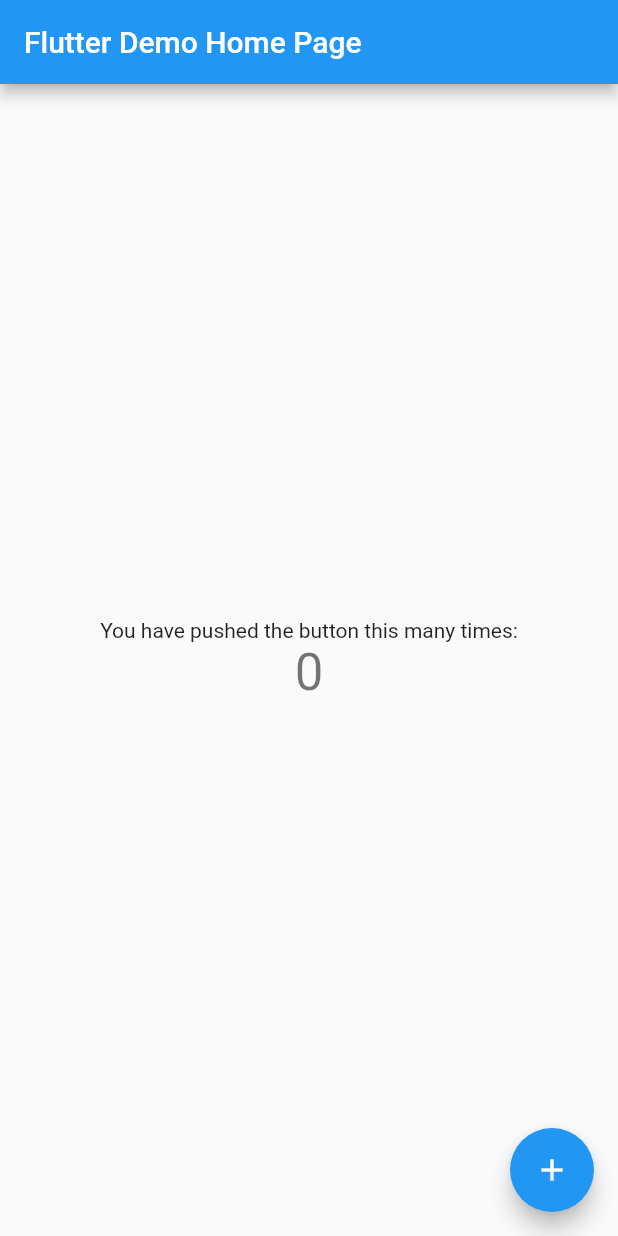
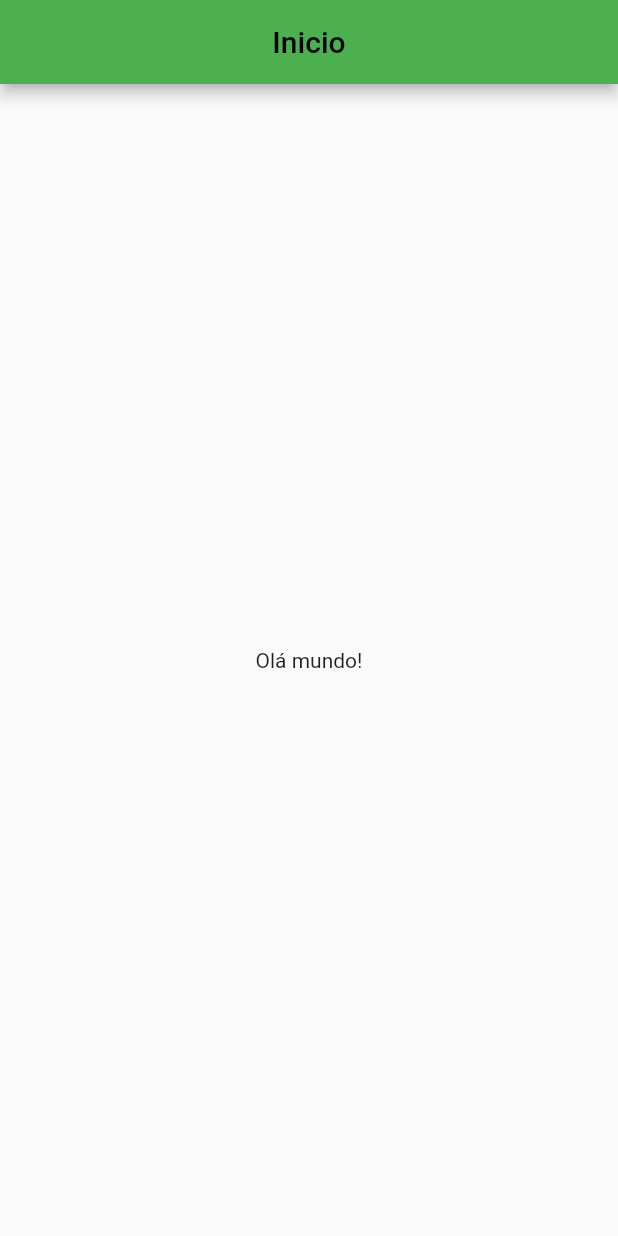
Before and after one commit to davs22/Agrohub_frontend, a Flutter app: the screen it shows after launch, on a phone screen of 412 x 824 dp. Run offline on Flutter 3.47's test engine with Material 2 defaults, Android fonts, the phone set to English and light mode, and no system bars.

Commit message:
feat: create component path

```diff
--- /dev/null
+++ b/agrohub_app/lib/components/app_bar_component.dart
@@ -0,0 +1,46 @@
+import 'package:flutter/material.dart';
+
+class AppbarComponent extends StatelessWidget implements PreferredSizeWidget {
+  final String title;
+  final bool? centerTitle;
+  final List<Widget>? actions;
+  final bool? automaticallyImplyLeading;
+  final PreferredSizeWidget? tabBar;
+
+  const AppbarComponent(
+      {super.key,
+      required this.title,
+      this.centerTitle,
+      this.actions,
+      this.automaticallyImplyLeading,
+      this.tabBar});
+
+  @override
+  Widget build(BuildContext context) {
+    return AppBar(
+      backgroundColor: Colors.green,
+      centerTitle: centerTitle ?? true,
+      automaticallyImplyLeading: automaticallyImplyLeading ?? true,
+      iconTheme: const IconThemeData(
+        color: Colors.black,
+      ),
+      title: Text(
+        title,
+        style: const TextStyle(
+          color: Colors.black,
+        ),
+      ),
+      actions: actions ?? [],
+      bottom: tabBar,
+    );
+  }
+
+  @override
+  Size get preferredSize {
+    double height = kToolbarHeight;
+    if (tabBar != null) {
+      height += tabBar!.preferredSize.height;
+    }
+    return Size.fromHeight(height);
+  }
+}
--- /dev/null
+++ b/agrohub_app/lib/components/text_component.dart
@@ -0,0 +1,23 @@
+import 'package:flutter/material.dart';
+
+class TextComponent extends StatelessWidget {
+  const TextComponent(
+      {super.key, required this.text, this.color, this.fontSize, this.aligment});
+
+  final String text;
+  final Color? color;
+  final double? fontSize;
+  final TextAlign? aligment;
+
+  @override
+  Widget build(BuildContext context) {
+    return Text(
+      text,
+      style: TextStyle(
+        color: color,
+        fontSize: fontSize,
+      ),
+      textAlign: aligment,
+    );
+  }
+}
--- /dev/null
+++ b/agrohub_app/lib/home/home_screen.dart
@@ -0,0 +1,19 @@
+import 'package:agrohub_app/components/app_bar_component.dart';
+import 'package:agrohub_app/components/text_component.dart';
+import 'package:flutter/material.dart';
+
+class HomeScreen extends StatelessWidget {
+  const HomeScreen({super.key});
+
+  @override
+  Widget build(BuildContext context) {
+    return const Scaffold(
+      appBar: AppbarComponent(
+        title: "Inicio",
+      ),
+      body: Center(
+        child: TextComponent(text: "Olá mundo!"),
+      ),
+    );
+  }
+}
--- a/agrohub_app/lib/main.dart
+++ b/agrohub_app/lib/main.dart
@@ -1,4 +1,6 @@
 import 'package:flutter/material.dart';
+
+import 'home/home_screen.dart';
 
 void main() {
   runApp(const MyApp());
@@ -7,109 +9,10 @@
 class MyApp extends StatelessWidget {
   const MyApp({super.key});
 
-  // This widget is the root of your application.
   @override
   Widget build(BuildContext context) {
-    return MaterialApp(
-      title: 'Flutter Demo',
-      theme: ThemeData(
-        // This is the theme of your application.
-        //
-        // Try running your application with "flutter run". You'll see the
-        // application has a blue toolbar. Then, without quitting the app, try
-        // changing the primarySwatch below to Colors.green and then invoke
-        // "hot reload" (press "r" in the console where you ran "flutter run",
-        // or simply save your changes to "hot reload" in a Flutter IDE).
-        // Notice that the counter didn't reset back to zero; the application
-        // is not restarted.
-        primarySwatch: Colors.blue,
-      ),
-      home: const MyHomePage(title: 'Flutter Demo Home Page'),
+    return const MaterialApp(
+      home: HomeScreen(),
     );
   }
 }
-
-class MyHomePage extends StatefulWidget {
-  const MyHomePage({super.key, required this.title});
-
-  // This widget is the home page of your application. It is stateful, meaning
-  // that it has a State object (defined below) that contains fields that affect
-  // how it looks.
-
-  // This class is the configuration for the state. It holds the values (in this
-  // case the title) provided by the parent (in this case the App widget) and
-  // used by the build method of the State. Fields in a Widget subclass are
-  // always marked "final".
-
-  final String title;
-
-  @override
-  State<MyHomePage> createState() => _MyHomePageState();
-}
-
-class _MyHomePageState extends State<MyHomePage> {
-  int _counter = 0;
-
-  void _incrementCounter() {
-    setState(() {
-      // This call to setState tells the Flutter framework that something has
-      // changed in this State, which causes it to rerun the build method below
-      // so that the display can reflect the updated values. If we changed
-      // _counter without calling setState(), then the build method would not be
-      // called again, and so nothing would appear to happen.
-      _counter++;
-    });
-  }
-
-  @override
-  Widget build(BuildContext context) {
-    // This method is rerun every time setState is called, for instance as done
-    // by the _incrementCounter method above.
-    //
-    // The Flutter framework has been optimized to make rerunning build methods
-    // fast, so that you can just rebuild anything that needs updating rather
-    // than having to individually change instances of widgets.
-    return Scaffold(
-      appBar: AppBar(
-        // Here we take the value from the MyHomePage object that was created by
-        // the App.build method, and use it to set our appbar title.
-        title: Text(widget.title),
-      ),
-      body: Center(
-        // Center is a layout widget. It takes a single child and positions it
-        // in the middle of the parent.
-        child: Column(
-          // Column is also a layout widget. It takes a list of children and
-          // arranges them vertically. By default, it sizes itself to fit its
-          // children horizontally, and tries to be as tall as its parent.
-          //
-          // Invoke "debug painting" (press "p" in the console, choose the
-          // "Toggle Debug Paint" action from the Flutter Inspector in Android
-          // Studio, or the "Toggle Debug Paint" command in Visual Studio Code)
-          // to see the wireframe for each widget.
-          //
-          // Column has various properties to control how it sizes itself and
-          // how it positions its children. Here we use mainAxisAlignment to
-          // center the children vertically; the main axis here is the vertical
-          // axis because Columns are vertical (the cross axis would be
-          // horizontal).
-          mainAxisAlignment: MainAxisAlignment.center,
-          children: <Widget>[
-            const Text(
-              'You have pushed the button this many times:',
-            ),
-            Text(
-              '$_counter',
-              style: Theme.of(context).textTheme.headlineMedium,
-            ),
-          ],
-        ),
-      ),
-      floatingActionButton: FloatingActionButton(
-        onPressed: _incrementCounter,
-        tooltip: 'Increment',
-        child: const Icon(Icons.add),
-      ), // This trailing comma makes auto-formatting nicer for build methods.
-    );
-  }
-}
```
